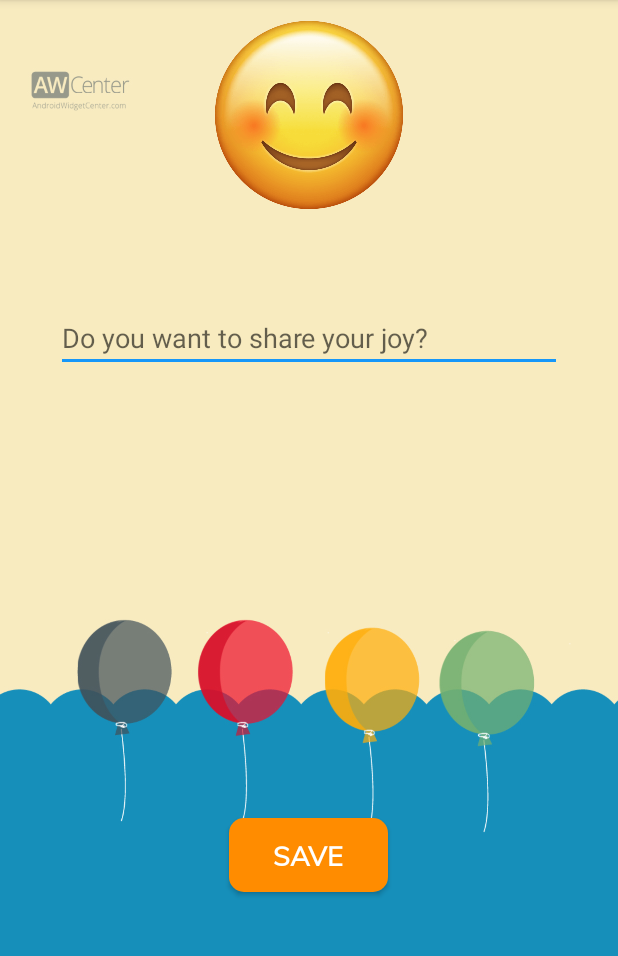
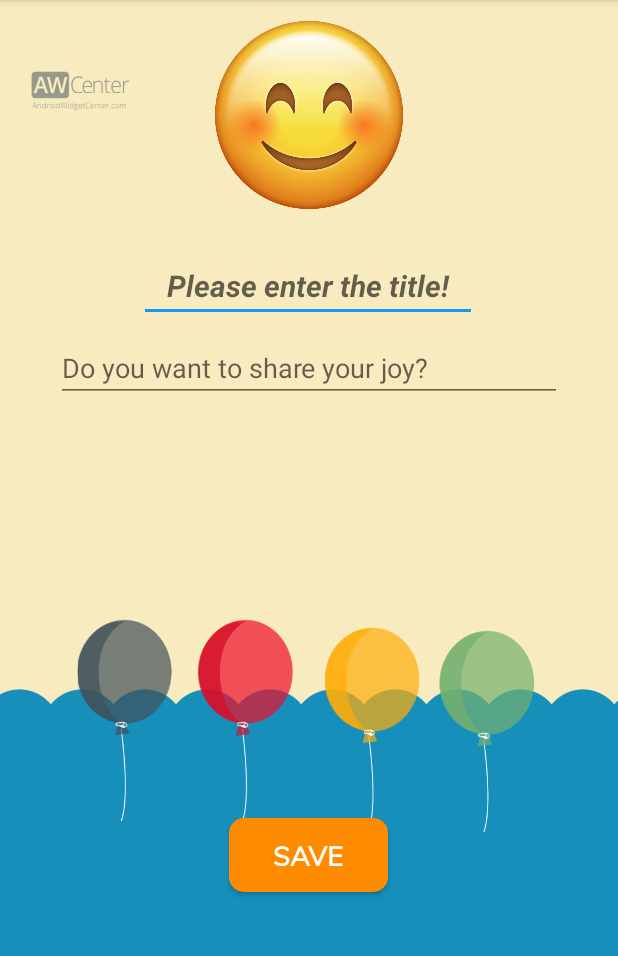
Before and after one commit to konantian/FeelsBook, an Android app: the RecordActivity screen opened directly, with no data from a screen before it, after a tap on an icon or button, on a phone screen of 412 x 824 dp, the part 84-1040 px from its top. Run offline under Robolectric (Android 15) with nearby library versions, the phone set to English and light mode, and no system bars; libraries missing offline, so code that uses them is left out: tyrantgit.explosionfield.

Commit message:
add title for each record

```diff
--- a/app/src/main/java/com/example/wangyuan/feelsbook/Activity/CommentActivity.java
+++ b/app/src/main/java/com/example/wangyuan/feelsbook/Activity/CommentActivity.java
@@ -36,6 +36,7 @@ public class CommentActivity extends AppCompatActivity {
     Record record;
     Date date;
     HashMap<String, String> titles;
+    String title;
 
     @Override
     protected void onCreate(Bundle savedInstanceState) {
@@ -45,7 +46,7 @@ public class CommentActivity extends AppCompatActivity {
         //initialize activity elements
         image = findViewById(R.id.displayEmoji);
         comments = findViewById(R.id.optionalComment);
-        prompt = findViewById(R.id.feelPrompt);
+        prompt = findViewById(R.id.feelTitle);
 
         String[] titleKeys = getResources().getStringArray(R.array.hint_titles);
         String[] titleValues = getResources().getStringArray(R.array.hint_values);
@@ -79,9 +80,16 @@ public class CommentActivity extends AppCompatActivity {
         //set the comments
         commentsText = comments.getText().toString();
 
+        //set the title
+        title = prompt.getText().toString();
+        if(title.equals("")){
+            Toast.makeText(CommentActivity.this,R.string.empty_toast,Toast.LENGTH_SHORT).show();
+            return;
+        }
+
         //Generate a new record
         feel = mDrawableName.substring(0, 1).toUpperCase() + mDrawableName.substring(1);
-        Record record = new Record(feel,resID,commentsText,date);
+        Record record = new Record(title,feel,resID,commentsText,date);
         MainActivity.recordHistory.add(record);
         saveData("record");
         Toast.makeText(this, R.string.save_toast, Toast.LENGTH_SHORT).show();
@@ -97,9 +105,6 @@ public class CommentActivity extends AppCompatActivity {
         Button delete = findViewById(R.id.deleteButton);
         delete.setVisibility(View.INVISIBLE); //To set visible
 
-        //set textview invisible in comment
-        prompt.setVisibility(View.INVISIBLE);
-
         //set the comment edittext
         comments.setText(getIntent().getStringExtra("comment"));
 
@@ -110,9 +115,11 @@ public class CommentActivity extends AppCompatActivity {
         drawable = res.getDrawable(resID);
         image.setImageDrawable(drawable );
 
-        //set the textview
+        //set the title
+        prompt.setHint(R.string.title_prompt);
+
+        //set the comment
         prompt_text = titles.get(mDrawableName);
-        prompt.setText(prompt_text);
         comments.setHint(prompt_text);
     }
 
@@ -128,6 +135,9 @@ public class CommentActivity extends AppCompatActivity {
         //set comments
         comments.setText(record.getComment());
 
+        //set the title
+        prompt.setText(record.getTitle());
+
         //set imageview
         res = getResources();
         String feel = record.getFeel();
@@ -136,10 +146,6 @@ public class CommentActivity extends AppCompatActivity {
         drawable = res.getDrawable(resID);
         image.setImageDrawable(drawable);
 
-        //set the textview
-        prompt_text = getResources().getString(R.string.modify_delete_prompt);
-        prompt.setText(prompt_text);
-
     }
 
     //save modified record to local file
@@ -147,6 +153,10 @@ public class CommentActivity extends AppCompatActivity {
 
         String newComments  = comments.getText().toString();
         record.setComment(newComments);
+
+        String newTitle = prompt.getText().toString();
+        record.setTitle(newTitle);
+
         saveData("record");
         Toast.makeText(this, R.string.modify_toast, Toast.LENGTH_SHORT).show();
         finish();
--- a/app/src/main/java/com/example/wangyuan/feelsbook/Adapter/HistoryAdapter.java
+++ b/app/src/main/java/com/example/wangyuan/feelsbook/Adapter/HistoryAdapter.java
@@ -20,7 +20,6 @@ public class HistoryAdapter extends ArrayAdapter<Record> {
 
     private int resourceId;
     private List<Record> records;
-    private Context ctx;
 
     public HistoryAdapter(@NonNull Context context, int resource, List<Record> records) {
         super(context, resource, records);
@@ -38,7 +37,7 @@ public class HistoryAdapter extends ArrayAdapter<Record> {
 
         Record record  = records.get(position);
 
-        String title = record.getTitle();
+        String title = record.getRecordTitle();
         String content = record.getComment();
 
         contentHistory.setText(content);
--- a/app/src/main/res/layout/activity_comment.xml
+++ b/app/src/main/res/layout/activity_comment.xml
@@ -31,18 +31,18 @@
         android:orientation="horizontal"
         app:layout_constraintGuide_end="513dp" />
 
-    <TextView
-        android:id="@+id/feelPrompt"
-        android:layout_width="wrap_content"
+    <EditText
+        android:id="@+id/feelTitle"
+        android:layout_width="225dp"
         android:layout_height="wrap_content"
         android:layout_marginStart="8dp"
         android:layout_marginTop="8dp"
         android:layout_marginEnd="8dp"
         android:layout_marginBottom="8dp"
         android:gravity="center_vertical|center"
-        android:text="TextView"
         android:textSize="20sp"
         android:textStyle="bold|italic"
+        android:maxLength="40"
         app:layout_constraintBottom_toBottomOf="parent"
         app:layout_constraintEnd_toEndOf="parent"
         app:layout_constraintHorizontal_bias="0.498"
@@ -64,7 +64,7 @@
         app:layout_constraintBottom_toBottomOf="parent"
         app:layout_constraintEnd_toEndOf="parent"
         app:layout_constraintStart_toStartOf="parent"
-        app:layout_constraintTop_toBottomOf="@+id/feelPrompt"
+        app:layout_constraintTop_toBottomOf="@+id/feelTitle"
         app:layout_constraintVertical_bias="0.0" />
 
     <Button
--- a/app/src/main/res/values/strings.xml
+++ b/app/src/main/res/values/strings.xml
@@ -49,6 +49,7 @@
     <string name="modify">Modify</string>
     <string name="delete">Delete</string>
 
+    <string name="title_prompt">Please enter the title!</string>
     <string name="modify_delete_prompt">You can modify or delete your record anytime!</string>
 
     <!-- String for Record class -->
@@ -59,6 +60,7 @@
     <string name="save_toast">You have saved your new record successfully!</string>
     <string name="modify_toast">You have modified your record successfully!</string>
     <string name="delete_toast">You have deleted you record successfully!</string>
+    <string name="empty_toast">Your title cannot be empty!</string>
 
 
 </resources>
```
Also changed, not shown: app/src/main/java/com/example/wangyuan/feelsbook/Model/Record.java (+8 -2 lines), 1 other file.
